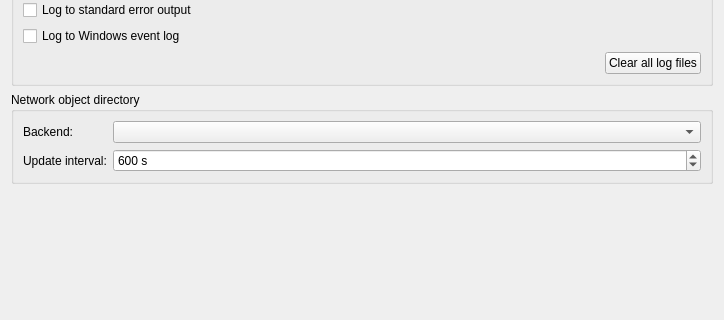
The window that configurator/forms/GeneralConfigurationPage.ui (veyon/veyon) describes before a commit, drawn with Qt 5; both pictures show x 0 to 724 and y 266 to 586 of the 724 by 918 pixel window.
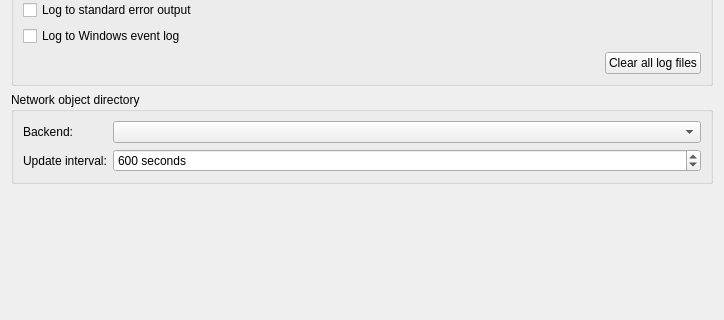
The same window after the commit. Icons and pictures are not drawn.

Commit message: Configurator: GeneralConfigurationPage: improve suffix for update interval

The edit to the form file:
```diff
--- a/configurator/forms/GeneralConfigurationPage.ui
+++ b/configurator/forms/GeneralConfigurationPage.ui
@@ -306,7 +306,7 @@
       <item row="1" column="1">
        <widget class="QSpinBox" name="networkObjectDirectoryUpdateInterval">
         <property name="suffix">
-         <string> s</string>
+         <string> seconds</string>
         </property>
         <property name="minimum">
          <number>10</number>
```
